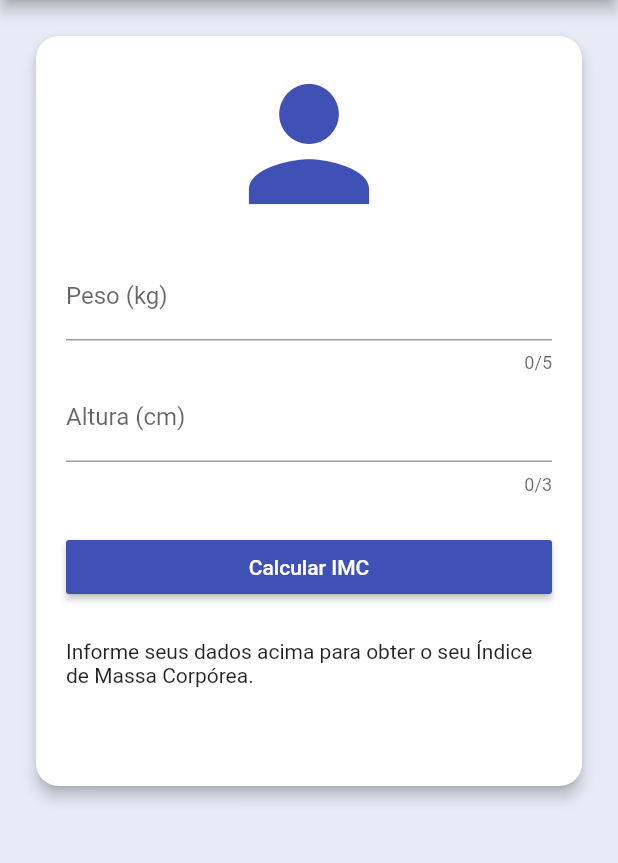
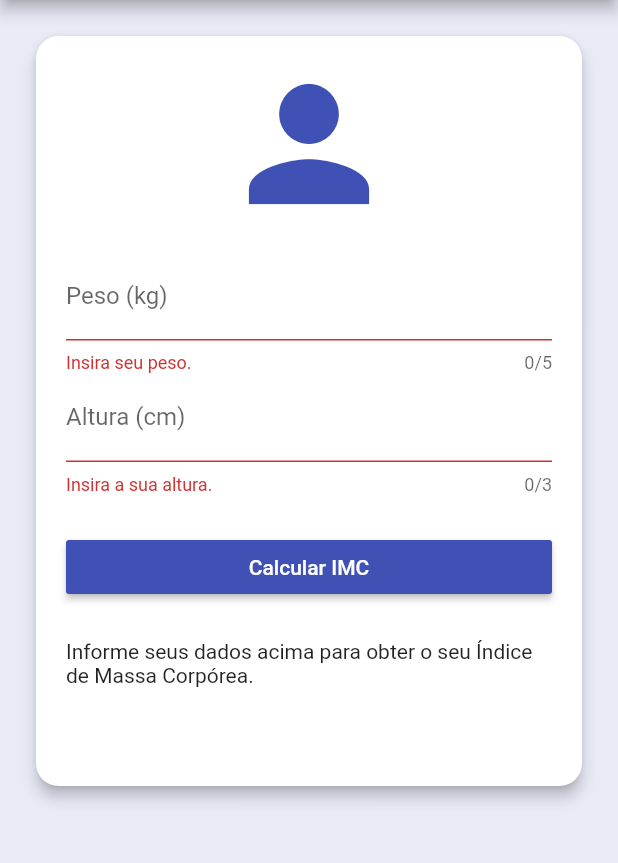
Before and after one commit to atom808/imc_calculator, a Flutter app: the screen it shows after launch, after a tap on "Calcular IMC", on a phone screen of 412 x 824 dp, the part 84-947 px from its top. Run offline on Flutter 3.47's test engine with Material 2 defaults, Android fonts, the phone set to English and light mode, and no system bars; our stand-ins replace splashscreen.

```diff
--- a/lib/main.dart
+++ b/lib/main.dart
@@ -64,6 +64,8 @@ class _MyHomePageState extends State<MyHomePage> {
   TextEditingController weightController = TextEditingController();
   TextEditingController heightController = TextEditingController();
 
+  GlobalKey<FormState> _formKey = GlobalKey<FormState>();
+
   String _infoText = "Informe seus dados acima para obter o seu Índice de Massa Corpórea.";
   String _resultText = "";
 //  bool _isButtonDisabled = true;
@@ -101,6 +103,7 @@ class _MyHomePageState extends State<MyHomePage> {
     setState(() {
       _infoText = "Informe seus dados acima para obter o seu Índice de Massa Corpórea.";
       _resultText = "";
+      _formKey = GlobalKey<FormState>();
     });
   }
 
@@ -133,6 +136,8 @@ class _MyHomePageState extends State<MyHomePage> {
       body: SingleChildScrollView(
         child: Padding(
           padding: EdgeInsets.all(20.0),
+          child: Form(
+            key: _formKey,
             child: Card(
               shape: RoundedRectangleBorder(
                 borderRadius: BorderRadius.circular(15.0),
@@ -157,8 +162,13 @@ class _MyHomePageState extends State<MyHomePage> {
                         color: Colors.indigo,
                       ),
                     ),
-                  TextField(
+                    TextFormField(
                       controller: weightController,
+                      validator: (value){
+                        if(value.isEmpty){
+                          return "Insira seu peso.";
+                        }
+                      },
                       maxLines: 1,
                       maxLength: 5,
                       decoration: InputDecoration(
@@ -168,8 +178,13 @@ class _MyHomePageState extends State<MyHomePage> {
                       autofocus: false,
 //                    onChanged: null,
                     ),
-                  TextField(
+                    TextFormField(
                       controller: heightController,
+                      validator: (value){
+                        if(value.isEmpty){
+                          return "Insira a sua altura.";
+                        }
+                      },
                       maxLines: 1,
                       maxLength: 3,
                       decoration: InputDecoration(
@@ -187,7 +202,11 @@ class _MyHomePageState extends State<MyHomePage> {
                         textColor: Colors.white,
                         autofocus: true,
                         onPressed: (){
+                          if(_formKey.currentState.validate()){
                             imcCalc();
+                          } else {
+                            setState(() {});
+                          }
                         },
                         color: Colors.indigo,
                         child: Text(
@@ -219,6 +238,7 @@ class _MyHomePageState extends State<MyHomePage> {
             ),
           ),
         ),
+      ),
     );
   }
 }
```
Lines whose indentation alone changed are shown as unchanged.
